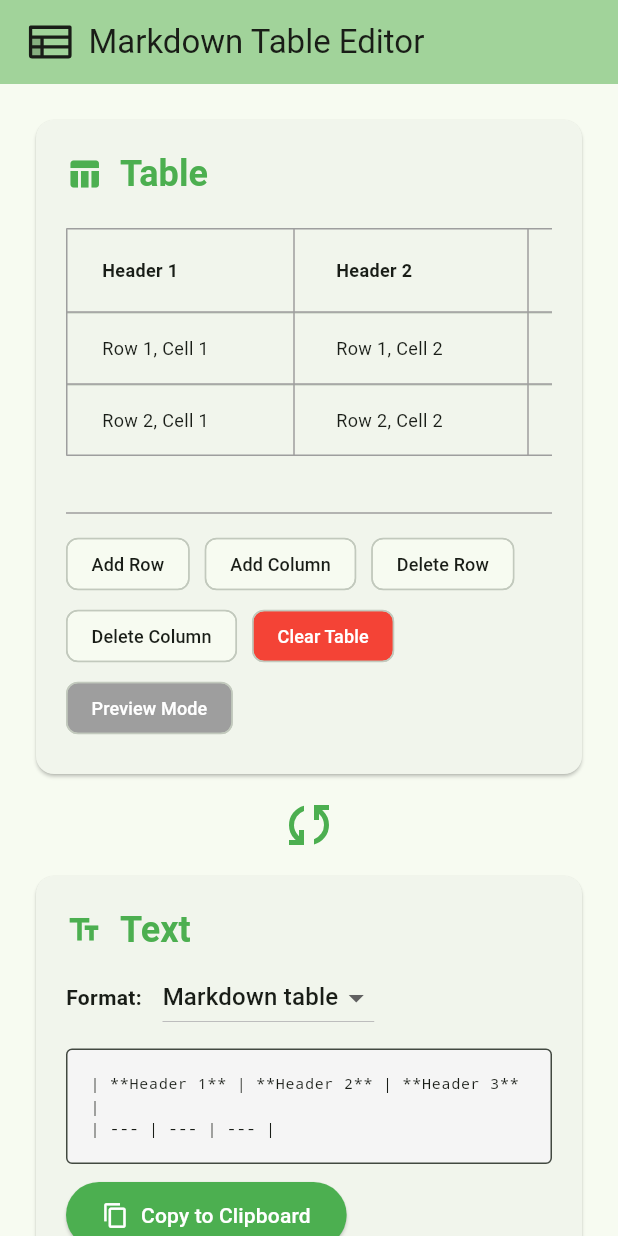
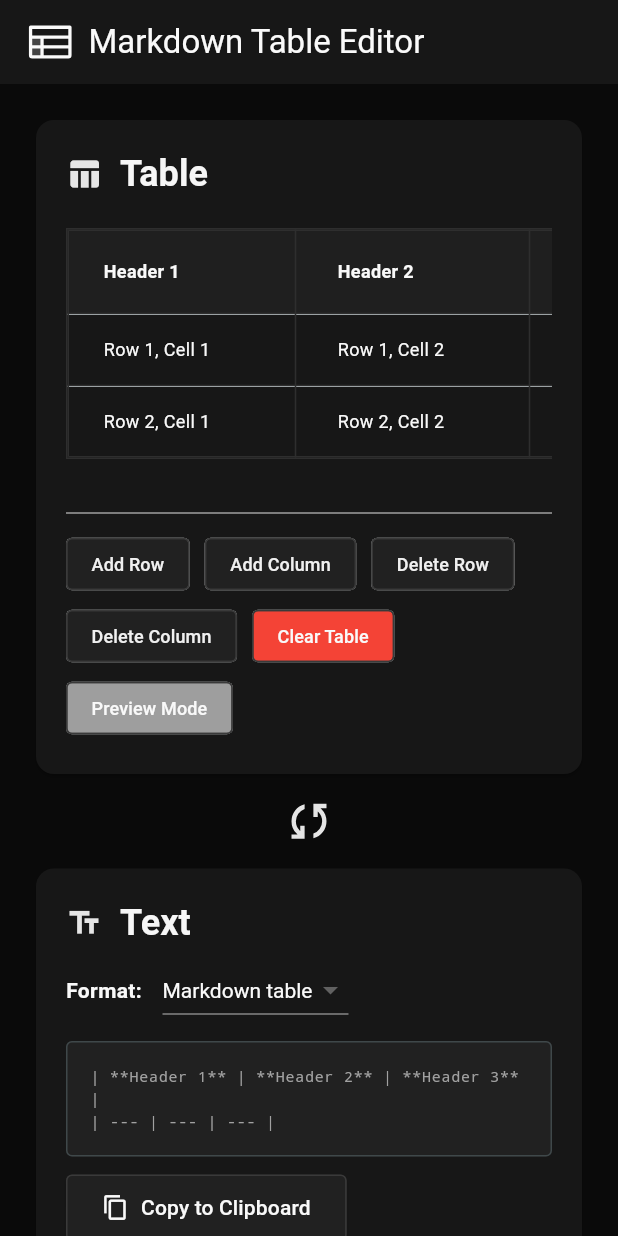
Before and after one commit to philfung/markdown-table-editor, a Flutter app: the screen it shows after launch, on a phone screen of 412 x 824 dp. Run offline on Flutter 3.47's test engine with Material 3 defaults, Android fonts, the phone set to English and light mode, and no system bars; drawn by our look-alikes of flutter_markdown; our stand-ins replace flutter_svg.

Commit message:
lots of reformating

```diff
--- a/lib/main.dart
+++ b/lib/main.dart
@@ -5,20 +5,51 @@ import 'package:flutter_markdown/flutter_markdown.dart';
 import 'package:url_launcher/url_launcher.dart';
 import 'data_parser.dart';
 
+// Strings
+const String appTitle = 'Markdown Table Editor';
+
+// Color constants
+const Color appBarBackgroundColor = Color(0xFF171717);
+const Color appBarIconColor = Color(0xFFFAFAFA);
+const Color appBarTextColor = Color(0xFFFAFAFA);
+const Color backgroundColor = Color(0xFF0A0A0A);
+const Color buttonBackgroundColor = Color(0xFF212121);
+const Color buttonBorderColor = Color(0xFF3A3A3A);
+const Color buttonHighlightedBackgroundColor = Color(0xFFE5E5E5);
+const Color buttonHighlightedBorderColor = Color(0xFF717171);
+const Color buttonTextColor = Color(0xFFF0F0F0);
+const Color cardBackgroundColor = Color(0xFF171717);
+const Color cardBorderColor = Color(0xFF2E2E2E);
+const Color cardTitleTextColor = Color(0xFFF6F6F6);
+const Color dropdownBackgroundColor = Color(0xFF212121);
+const Color dropdownBorderColor = Color(0xFF434343);
+const Color dropdownTextColor = Color(0xFFFAFAFA);
+const Color headerBackgroundColor = Color(0xFF1F1F1F);
+const Color headerTextColor = Color(0xFFFAFAFA);
+const Color placeholderTextColor = Color(0xFFA1A1A1);
+const Color tableBorderColor = Color(0xFF2E2E2E);
+const Color tableHeaderCellBackgroundColor = Color(0xFF1F1F1F);
+const Color tableHeaderTextColor = Color(0xFFFAFAFA);
+const Color tableNormalCellBackgroundColor = Color(0xFF171717);
+const Color tableTextColor = Color(0xFFF9F9F9);
+const Color textAreaBackgroundColor = Color(0xFF212121);
+const Color textAreaBorderBackgroundColor = Color(0xFF212121);
+const Color textAreaTextColor = Color(0xFFA1A1A1);
+
 // Constants for dimensions
-const double columnWidth = 150.0;
+const double actionChipFontSize = 12.0;
+const double buttonBorderRadius = 4.0;
 const int initialHeaders = 3;
 const int snackbarDurationSeconds = 2;
-const double syncIconSize = 40.0;
+const double syncIconSize = 35.0;
+const double tableCellFontSize = 12.0;
+const double tableCellPadding = 4.0;
+const double tableCellWidth = 100.0;
 const double tableHeight = 160.0;
 const double tableIconSize = 35.0;
-const double actionChipFontSize = 12.0;
-const double tableCellPadding = 4.0;
-const double tableCellFontSize = 12.0;
-const double tableCellWidth = 100.0;
 const double textAreaFontSize = 10.0;
+const int textAreaHeight = 3;
 const double textAreaSpacing = 10.0;
-const int textAreaHeight = 3;
 
 List<List<String>> tableData = [
   ['**Header 1**', '**Header 2**', '**Header 3**'],
@@ -36,10 +67,40 @@ class TableEditorApp extends StatelessWidget {
   @override
   Widget build(BuildContext context) {
     return MaterialApp(
-      title: 'Markdown Table Editor',
+      title: appTitle,
       theme: ThemeData(
-        colorScheme: ColorScheme.fromSeed(seedColor: Colors.green),
+        colorScheme: ColorScheme.fromSeed(seedColor: Colors.grey),
         useMaterial3: true,
+        scaffoldBackgroundColor: backgroundColor,
+        cardColor: cardBackgroundColor,
+        dividerColor: cardBorderColor,
+        textTheme: const TextTheme(
+          headlineSmall: TextStyle(color: cardTitleTextColor),
+          bodyMedium: TextStyle(color: tableTextColor),
+        ),
+        inputDecorationTheme: const InputDecorationTheme(
+          fillColor: textAreaBackgroundColor,
+          border: OutlineInputBorder(borderSide: BorderSide(color: textAreaBorderBackgroundColor)),
+          hintStyle: TextStyle(color: placeholderTextColor),
+        ),
+        elevatedButtonTheme: ElevatedButtonThemeData(
+          style: ElevatedButton.styleFrom(
+            backgroundColor: buttonBackgroundColor,
+            foregroundColor: tableTextColor,
+            shape: RoundedRectangleBorder(
+              borderRadius: BorderRadius.circular(buttonBorderRadius),
+              side: BorderSide(color: buttonBorderColor),
+            ),
+          ),
+        ),
+        dataTableTheme: DataTableThemeData(
+          headingRowColor: MaterialStateProperty.all(tableHeaderCellBackgroundColor),
+          dataRowColor: MaterialStateProperty.all(tableNormalCellBackgroundColor),
+          headingTextStyle: TextStyle(color: tableHeaderTextColor),
+          dataTextStyle: TextStyle(color: tableTextColor),
+          dividerThickness: 1.0,
+          decoration: BoxDecoration(border: Border.all(color: tableBorderColor)),
+        ),
       ),
       home: const TableEditorPage(),
     );
@@ -134,7 +195,7 @@ class _TableEditorPageState extends State<TableEditorPage> {
   Widget build(BuildContext context) {
     return Scaffold(
       appBar: AppBar(
-        backgroundColor: Theme.of(context).colorScheme.inversePrimary,
+        backgroundColor: appBarBackgroundColor,
         title: Align(
           alignment: Alignment.centerLeft,
           child: Row(
@@ -142,15 +203,15 @@ class _TableEditorPageState extends State<TableEditorPage> {
             children: [
                 SvgPicture.asset(
                   'images/table_icon.svg',
-                width: tableIconSize,
-                height: tableIconSize,
+                  width: syncIconSize,
+                  height: syncIconSize,
                   colorFilter: ColorFilter.mode(
-                  Theme.of(context).colorScheme.onSurface,
+                    appBarIconColor,
                     BlendMode.srcIn,
                   ),
                 ),
               const SizedBox(width: 8),
-              const Text('Markdown Table Editor'),
+              const Text(appTitle, style: TextStyle(color: appBarTextColor)),
             ],
           ),
         ),
@@ -174,7 +235,7 @@ class _TableEditorPageState extends State<TableEditorPage> {
                   width: syncIconSize,
                   height: syncIconSize,
                   colorFilter: ColorFilter.mode(
-                    Colors.green,
+                    buttonHighlightedBackgroundColor,
                     BlendMode.srcIn,
                   ),
                 ),
@@ -190,6 +251,7 @@ class _TableEditorPageState extends State<TableEditorPage> {
 
   Widget _buildTableCard() {
     return Card(
+      color: cardBackgroundColor,
       child: Padding(
         padding: const EdgeInsets.all(20),
         child: Column(
@@ -197,12 +259,12 @@ class _TableEditorPageState extends State<TableEditorPage> {
           children: [
             Row(
               children: [
-                Icon(Icons.table_chart, color: Colors.green),
+                Icon(Icons.table_chart, color: buttonHighlightedBackgroundColor),
                 const SizedBox(width: 12),
                 Text(
                   'Table',
                 style: Theme.of(context).textTheme.headlineSmall?.copyWith(
-                    color: Colors.green,
+                  color: cardTitleTextColor,
                   fontWeight: FontWeight.bold,
                 ),
                 ),
@@ -220,6 +282,7 @@ class _TableEditorPageState extends State<TableEditorPage> {
 
   Widget _buildTextCard() {
     return Card(
+      color: cardBackgroundColor,
       child: Padding(
         padding: const EdgeInsets.all(20),
         child: Column(
@@ -227,12 +290,12 @@ class _TableEditorPageState extends State<TableEditorPage> {
           children: [
             Row(
               children: [
-                Icon(Icons.text_fields, color: Colors.green),
+                Icon(Icons.text_fields, color: buttonHighlightedBackgroundColor),
                 const SizedBox(width: 12),
                 Text(
                   'Text',
                   style: Theme.of(context).textTheme.headlineSmall?.copyWith(
-                    color: Colors.green,
+                    color: cardTitleTextColor,
                     fontWeight: FontWeight.bold,
                   ),
                 ),
@@ -245,6 +308,9 @@ class _TableEditorPageState extends State<TableEditorPage> {
                 const SizedBox(width: 10),
                 DropdownButton<DataFormat>(
                   value: selectedExportFormat,
+                  style: const TextStyle(color: dropdownTextColor),
+                  dropdownColor: dropdownBackgroundColor,
+
                   onChanged: (DataFormat? newValue) {
                     if (newValue != null) {
                       setState(() {
@@ -268,12 +334,12 @@ class _TableEditorPageState extends State<TableEditorPage> {
               maxLines: textAreaHeight,
               decoration: const InputDecoration(
                 hintText: 'Paste data here to import or edit text directly. Supports Markdown, CSV, and Google Sheets formats.',
-                hintStyle: TextStyle(color: Colors.grey),
+                hintStyle: TextStyle(color: textAreaTextColor),
                 border: OutlineInputBorder(),
                 filled: true,
-                fillColor: Color(0xFFF5F5F5),
+                fillColor: textAreaBackgroundColor,
               ),
-              style: const TextStyle(fontFamily: 'monospace', fontSize: textAreaFontSize),
+              style: const TextStyle(fontFamily: 'monospace', fontSize: textAreaFontSize, color: textAreaTextColor),
               onChanged: (value) {
                 if (value.trim().isNotEmpty) {
                   _handlePastedData(value.trim());
@@ -294,9 +360,13 @@ class _TableEditorPageState extends State<TableEditorPage> {
               icon: const Icon(Icons.copy),
               label: const Text('Copy to Clipboard'),
               style: ElevatedButton.styleFrom(
-                backgroundColor: Colors.green,
-                foregroundColor: Colors.white,
+                backgroundColor: buttonBackgroundColor,
+                foregroundColor: tableTextColor,
                 padding: const EdgeInsets.symmetric(horizontal: 24, vertical: 12),
+                shape: RoundedRectangleBorder(
+                  borderRadius: BorderRadius.circular(buttonBorderRadius),
+                  side: BorderSide(color: buttonBorderColor),
+                ),
               ),
             ),
           ],
@@ -319,7 +389,7 @@ class _TableEditorPageState extends State<TableEditorPage> {
             controller: _horizontalScrollController,
             scrollDirection: Axis.horizontal,
             child: DataTable(
-              border: TableBorder.all(color: Colors.grey),
+              border: TableBorder.all(color: tableBorderColor),
               columns: List.generate(
                 tableData[0].length,
                 (index) => DataColumn(
@@ -352,7 +422,12 @@ child: SizedBox(
             isDense: true,
             contentPadding: EdgeInsets.all(tableCellPadding),
           ),
-                              style: TextStyle(fontSize: tableCellFontSize, overflow: TextOverflow.ellipsis),
+          style: TextStyle(
+            fontSize: tableCellFontSize,
+            overflow: TextOverflow.ellipsis,
+            color: cellControllers[0][index].text.contains('**') ? tableHeaderTextColor : tableTextColor,
+            fontWeight: cellControllers[0][index].text.contains('**') ? FontWeight.bold : FontWeight.normal,
+          ),
         ),
 ),
                   ),
@@ -403,7 +478,12 @@ child: SizedBox(
                                       isDense: true,
                                       contentPadding: EdgeInsets.all(tableCellPadding),
                                     ),
-                                    style: TextStyle(fontSize: tableCellFontSize, overflow: TextOverflow.ellipsis),
+                                    style: TextStyle(
+                                      fontSize: tableCellFontSize,
+                                      overflow: TextOverflow.ellipsis,
+                                      color: cellControllers[actualRowIndex][colIndex].text.contains('**') ? tableHeaderTextColor : tableTextColor,
+                                      fontWeight: cellControllers[actualRowIndex][colIndex].text.contains('**') ? FontWeight.bold : FontWeight.normal,
+                                    ),
                                   ),
                           ),
                         ),
@@ -429,36 +509,68 @@ child: SizedBox(
           spacing: 10,
           children: [
             ActionChip(
-              label: const Text('Add Row', style: TextStyle(fontSize: actionChipFontSize)),
+              label: const Text('Add Row', style: TextStyle(fontSize: actionChipFontSize, color: buttonTextColor)),
               onPressed: _addRow,
+              backgroundColor: buttonBackgroundColor,
+              shape: RoundedRectangleBorder(
+                borderRadius: BorderRadius.circular(buttonBorderRadius),
+                side: BorderSide(color: buttonBorderColor),
+              ),
+
             ),
             ActionChip(
-              label: const Text('Add Column', style: TextStyle(fontSize: actionChipFontSize)),
+              label: const Text('Add Column', style: TextStyle(fontSize: actionChipFontSize, color: buttonTextColor)),
               onPressed: _addColumn,
+              backgroundColor: buttonBackgroundColor,
+              shape: RoundedRectangleBorder(
+                borderRadius: BorderRadius.circular(buttonBorderRadius),
+                side: BorderSide(color: buttonBorderColor),
+              ),
+
             ),
             ActionChip(
-              label: const Text('Delete Row', style: TextStyle(fontSize: actionChipFontSize)),
+              label: const Text('Delete Row', style: TextStyle(fontSize: actionChipFontSize, color: buttonTextColor)),
               onPressed: _deleteRow,
+              backgroundColor: buttonBackgroundColor,
+              shape: RoundedRectangleBorder(
+                borderRadius: BorderRadius.circular(buttonBorderRadius),
+                side: BorderSide(color: buttonBorderColor),
+              ),
+
             ),
             ActionChip(
-              label: const Text('Delete Column', style: TextStyle(fontSize: actionChipFontSize)),
+              label: const Text('Delete Column', style: TextStyle(fontSize: actionChipFontSize, color: buttonTextColor)),
               onPressed: _deleteColumn,
+              backgroundColor: buttonBackgroundColor,
+                shape: RoundedRectangleBorder(
+                borderRadius: BorderRadius.circular(buttonBorderRadius),
+                side: BorderSide(color: buttonBorderColor),
+              ),
+
             ),
             ActionChip(
               label: const Text('Clear Table', style: TextStyle(fontSize: actionChipFontSize)),
               backgroundColor: Colors.red,
-              labelStyle: const TextStyle(color: Colors.white, fontSize: actionChipFontSize),
+              labelStyle: const TextStyle(color: tableTextColor, fontSize: actionChipFontSize),
               onPressed: _clearTable,
+              shape: RoundedRectangleBorder(
+                borderRadius: BorderRadius.circular(buttonBorderRadius),
+                side: BorderSide(color: buttonBorderColor),
+              ),
             ),
             ActionChip(
               label: Text(isPreviewMode ? 'Preview Mode' : 'Edit Mode', style: TextStyle(fontSize: actionChipFontSize)),
-              backgroundColor: isPreviewMode ? Colors.grey : Colors.blue,
-              labelStyle: const TextStyle(color: Colors.white, fontSize: actionChipFontSize),
+              backgroundColor: isPreviewMode ? Colors.grey : buttonHighlightedBackgroundColor,
+              labelStyle: const TextStyle(color: tableTextColor, fontSize: actionChipFontSize),
               onPressed: () {
                 setState(() {
                   isPreviewMode = !isPreviewMode;
                 });
               },
+              shape: RoundedRectangleBorder(
+                borderRadius: BorderRadius.circular(buttonBorderRadius),
+                side: BorderSide(color: buttonBorderColor),
+              ),
             ),
           ],
         ),
```
Lines whose indentation alone changed are shown as unchanged.
